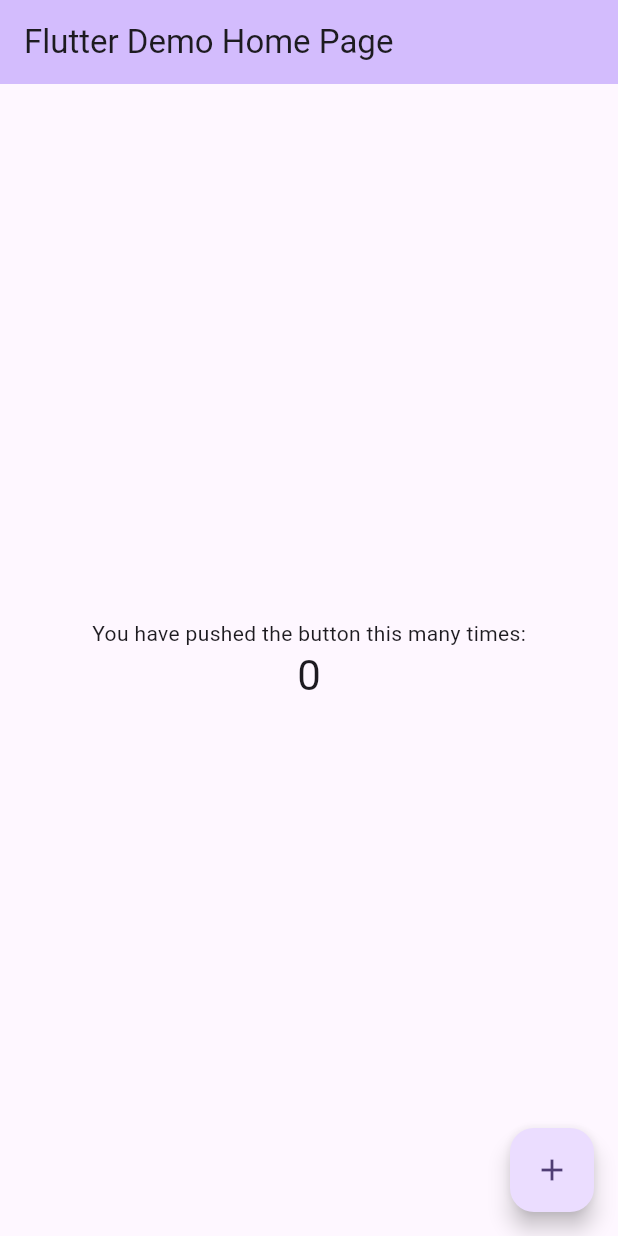
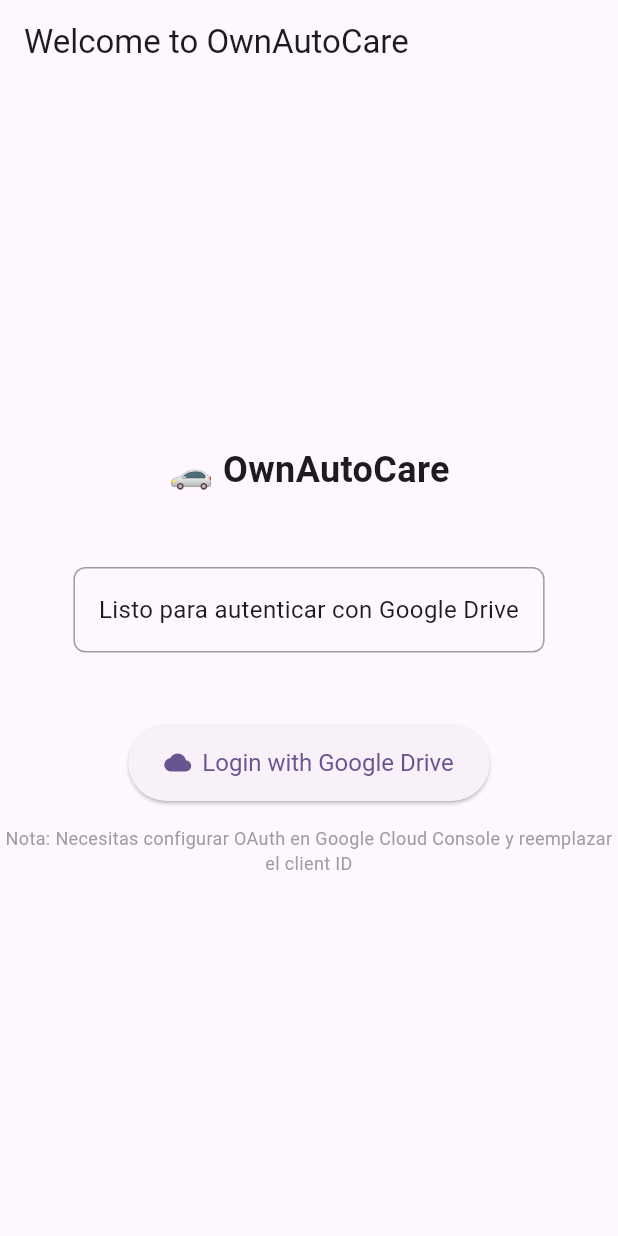
Before and after one commit to ralvarez83/OwnAutoCare, a Flutter app: the screen it shows after launch, on a phone screen of 412 x 824 dp. Run offline on Flutter 3.47's test engine with Material 3 defaults, Android fonts, the light colour scheme and no system bars; our stand-ins replace equatable, google_sign_in, googleapis_auth.

Commit message:
Proyecto inicializado, estructura DDD y autenticación oAuth con Google

```diff
--- /dev/null
+++ b/own_auto_care/lib/domain/repositories/cloud_storage_provider.dart
@@ -0,0 +1,22 @@
+import 'dart:convert';
+
+typedef JsonMap = Map<String, dynamic>;
+
+abstract class CloudStorageProvider {
+  Future<void> ensureSetup();
+  Future<JsonMap> readRootMetadata();
+  Future<void> writeRootMetadata(JsonMap data);
+  Future<List<CloudItem>> listRecords(String vehicleId);
+  Future<JsonMap> readRecord(String path);
+  Future<void> writeRecord(String path, JsonMap data);
+  Future<void> deleteRecord(String path);
+  Future<Uri> getAttachmentLink(String path);
+}
+
+class CloudItem {
+  final String id;
+  final String name;
+  final String path;
+
+  CloudItem({required this.id, required this.name, required this.path});
+}
--- a/own_auto_care/lib/domain/repositories/repositories.dart
+++ b/own_auto_care/lib/domain/repositories/repositories.dart
@@ -1,4 +1,5 @@
 
+export 'cloud_storage_provider.dart';
 export 'reminder_repository.dart';
 export 'service_record_repository.dart';
 export 'vehicle_repository.dart';
--- a/own_auto_care/lib/main.dart
+++ b/own_auto_care/lib/main.dart
@@ -1,4 +1,7 @@
 import 'package:flutter/material.dart';
+import 'package:own_auto_care/presentation/screens/add_vehicle/add_vehicle_screen.dart';
+import 'package:own_auto_care/presentation/screens/vehicle_list/vehicle_list_screen.dart';
+import 'package:own_auto_care/presentation/screens/welcome/welcome_screen.dart';
 
 void main() {
   runApp(const MyApp());
@@ -7,116 +10,19 @@
 class MyApp extends StatelessWidget {
   const MyApp({super.key});
 
-  // This widget is the root of your application.
   @override
   Widget build(BuildContext context) {
     return MaterialApp(
-      title: 'Flutter Demo',
+      title: 'OwnAutoCare',
       theme: ThemeData(
-        // This is the theme of your application.
-        //
-        // TRY THIS: Try running your application with "flutter run". You'll see
-        // the application has a purple toolbar. Then, without quitting the app,
-        // try changing the seedColor in the colorScheme below to Colors.green
-        // and then invoke "hot reload" (save your changes or press the "hot
-        // reload" button in a Flutter-supported IDE, or press "r" if you used
-        // the command line to start the app).
-        //
-        // Notice that the counter didn't reset back to zero; the application
-        // state is not lost during the reload. To reset the state, use hot
-        // restart instead.
-        //
-        // This works for code too, not just values: Most code changes can be
-        // tested with just a hot reload.
         colorScheme: ColorScheme.fromSeed(seedColor: Colors.deepPurple),
+        useMaterial3: true,
       ),
-      home: const MyHomePage(title: 'Flutter Demo Home Page'),
+      home: const WelcomeScreen(),
+      routes: {
+        '/vehicle-list': (context) => const VehicleListScreen(),
+        '/add-vehicle': (context) => const AddVehicleScreen(),
+      },
     );
   }
 }
-
-class MyHomePage extends StatefulWidget {
-  const MyHomePage({super.key, required this.title});
-
-  // This widget is the home page of your application. It is stateful, meaning
-  // that it has a State object (defined below) that contains fields that affect
-  // how it looks.
-
-  // This class is the configuration for the state. It holds the values (in this
-  // case the title) provided by the parent (in this case the App widget) and
-  // used by the build method of the State. Fields in a Widget subclass are
-  // always marked "final".
-
-  final String title;
-
-  @override
-  State<MyHomePage> createState() => _MyHomePageState();
-}
-
-class _MyHomePageState extends State<MyHomePage> {
-  int _counter = 0;
-
-  void _incrementCounter() {
-    setState(() {
-      // This call to setState tells the Flutter framework that something has
-      // changed in this State, which causes it to rerun the build method below
-      // so that the display can reflect the updated values. If we changed
-      // _counter without calling setState(), then the build method would not be
-      // called again, and so nothing would appear to happen.
-      _counter++;
-    });
-  }
-
-  @override
-  Widget build(BuildContext context) {
-    // This method is rerun every time setState is called, for instance as done
-    // by the _incrementCounter method above.
-    //
-    // The Flutter framework has been optimized to make rerunning build methods
-    // fast, so that you can just rebuild anything that needs updating rather
-    // than having to individually change instances of widgets.
-    return Scaffold(
-      appBar: AppBar(
-        // TRY THIS: Try changing the color here to a specific color (to
-        // Colors.amber, perhaps?) and trigger a hot reload to see the AppBar
-        // change color while the other colors stay the same.
-        backgroundColor: Theme.of(context).colorScheme.inversePrimary,
-        // Here we take the value from the MyHomePage object that was created by
-        // the App.build method, and use it to set our appbar title.
-        title: Text(widget.title),
-      ),
-      body: Center(
-        // Center is a layout widget. It takes a single child and positions it
-        // in the middle of the parent.
-        child: Column(
-          // Column is also a layout widget. It takes a list of children and
-          // arranges them vertically. By default, it sizes itself to fit its
-          // children horizontally, and tries to be as tall as its parent.
-          //
-          // Column has various properties to control how it sizes itself and
-          // how it positions its children. Here we use mainAxisAlignment to
-          // center the children vertically; the main axis here is the vertical
-          // axis because Columns are vertical (the cross axis would be
-          // horizontal).
-          //
-          // TRY THIS: Invoke "debug painting" (choose the "Toggle Debug Paint"
-          // action in the IDE, or press "p" in the console), to see the
-          // wireframe for each widget.
-          mainAxisAlignment: MainAxisAlignment.center,
-          children: <Widget>[
-            const Text('You have pushed the button this many times:'),
-            Text(
-              '$_counter',
-              style: Theme.of(context).textTheme.headlineMedium,
-            ),
-          ],
-        ),
-      ),
-      floatingActionButton: FloatingActionButton(
-        onPressed: _incrementCounter,
-        tooltip: 'Increment',
-        child: const Icon(Icons.add),
-      ), // This trailing comma makes auto-formatting nicer for build methods.
-    );
-  }
-}
--- /dev/null
+++ b/own_auto_care/lib/presentation/screens/welcome/welcome_screen.dart
@@ -0,0 +1,102 @@
+
+import 'package:flutter/material.dart';
+import 'package:google_sign_in/google_sign_in.dart';
+import 'package:own_auto_care/infrastructure/providers/google_drive_provider.dart';
+
+class WelcomeScreen extends StatefulWidget {
+  const WelcomeScreen({super.key});
+
+  @override
+  State<WelcomeScreen> createState() => _WelcomeScreenState();
+}
+
+class _WelcomeScreenState extends State<WelcomeScreen> {
+  late final GoogleDriveProvider _googleDriveProvider;
+  String _status = 'Listo para autenticar con Google Drive';
+
+  @override
+  void initState() {
+    super.initState();
+    _googleDriveProvider = GoogleDriveProvider();
+  }
+
+  Future<void> _authenticate() async {
+    setState(() {
+      _status = 'Iniciando autenticación...';
+    });
+
+    try {
+      // ensureSetup will trigger authentication
+      await _googleDriveProvider.ensureSetup();
+      setState(() {
+        _status = 'Autenticación completada ✅';
+      });
+      Navigator.of(context).pushReplacementNamed('/vehicle-list');
+    } catch (e, s) {
+      // ignore: avoid_print
+      print('Error de autenticación: $e');
+      // ignore: avoid_print
+      print('Stack trace: $s');
+      if (e is UnimplementedError) {
+        setState(() {
+          _status = 'Autenticación completada ✅ (ensureSetup no implementado)';
+        });
+        Navigator.of(context).pushReplacementNamed('/vehicle-list');
+      } else {
+        setState(() {
+          _status = 'Error de autenticación: $e';
+        });
+      }
+    }
+  }
+
+  @override
+  Widget build(BuildContext context) {
+    return Scaffold(
+      appBar: AppBar(
+        title: const Text('Welcome to OwnAutoCare'),
+      ),
+      body: Center(
+        child: Column(
+          mainAxisAlignment: MainAxisAlignment.center,
+          children: <Widget>[
+            const Text(
+              '🚗 OwnAutoCare',
+              style: TextStyle(fontSize: 24, fontWeight: FontWeight.bold),
+            ),
+            const SizedBox(height: 32),
+            Container(
+              padding: const EdgeInsets.all(16),
+              margin: const EdgeInsets.all(16),
+              decoration: BoxDecoration(
+                border: Border.all(color: Colors.grey),
+                borderRadius: BorderRadius.circular(8),
+              ),
+              child: Text(
+                _status,
+                textAlign: TextAlign.center,
+                style: const TextStyle(fontSize: 16),
+              ),
+            ),
+            const SizedBox(height: 32),
+            ElevatedButton.icon(
+              onPressed: _authenticate,
+              icon: const Icon(Icons.cloud),
+              label: const Text('Login with Google Drive'),
+              style: ElevatedButton.styleFrom(
+                padding: const EdgeInsets.symmetric(horizontal: 24, vertical: 16),
+                textStyle: const TextStyle(fontSize: 16),
+              ),
+            ),
+            const SizedBox(height: 16),
+            const Text(
+              'Nota: Necesitas configurar OAuth en Google Cloud Console y reemplazar el client ID',
+              style: TextStyle(fontSize: 12, color: Colors.grey),
+              textAlign: TextAlign.center,
+            ),
+          ],
+        ),
+      ),
+    );
+  }
+}
--- a/own_auto_care/pubspec.yaml
+++ b/own_auto_care/pubspec.yaml
@@ -38,8 +38,10 @@
   http: ^1.1.0
 
   # OAuth & Authentication
-  oauth2: ^2.0.2
-  url_launcher: ^6.1.14
+  google_sign_in: ^6.2.1
+  google_sign_in_web: ^0.12.4
+  googleapis_auth: ^1.4.1
+  googleapis: ^13.2.0
 
   # State Management & Architecture
   equatable: ^2.0.5
```
Also changed, not shown: own_auto_care/lib/infrastructure/providers/google_drive_provider.dart (added, +107 -0 lines), own_auto_care/lib/presentation/screens/add_vehicle/add_vehicle_screen.dart (added, +58 -0 lines), own_auto_care/lib/presentation/screens/vehicle_list/vehicle_list_screen.dart (added, +29 -0 lines), own_auto_care/pubspec.lock, 8 other files.
